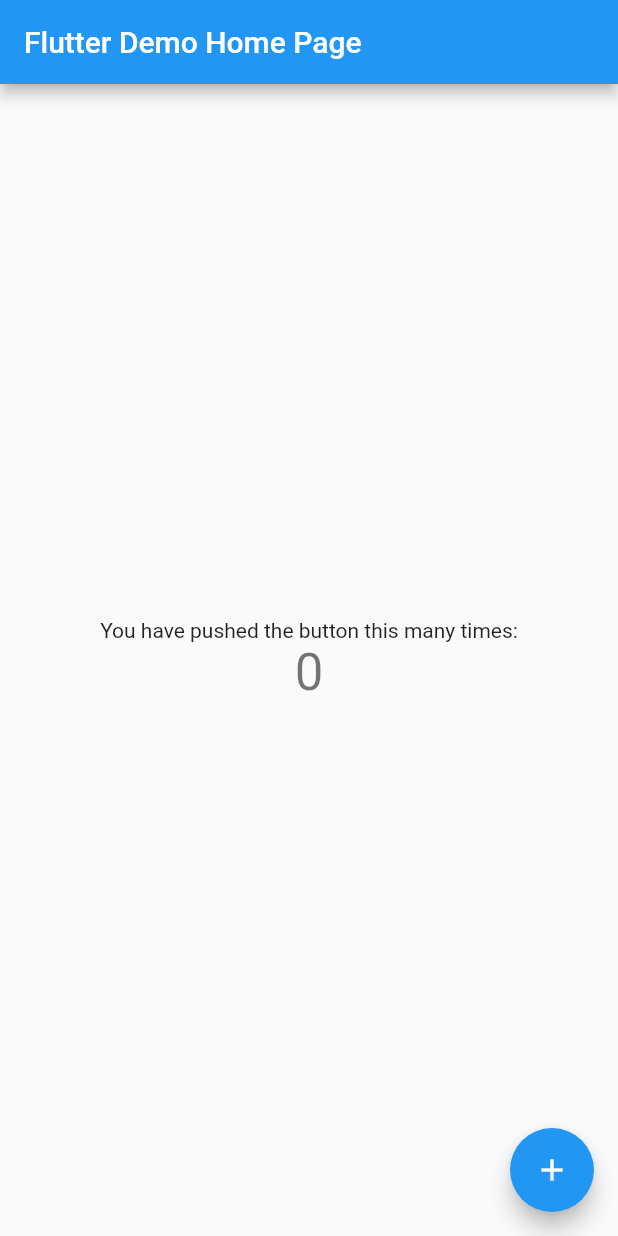
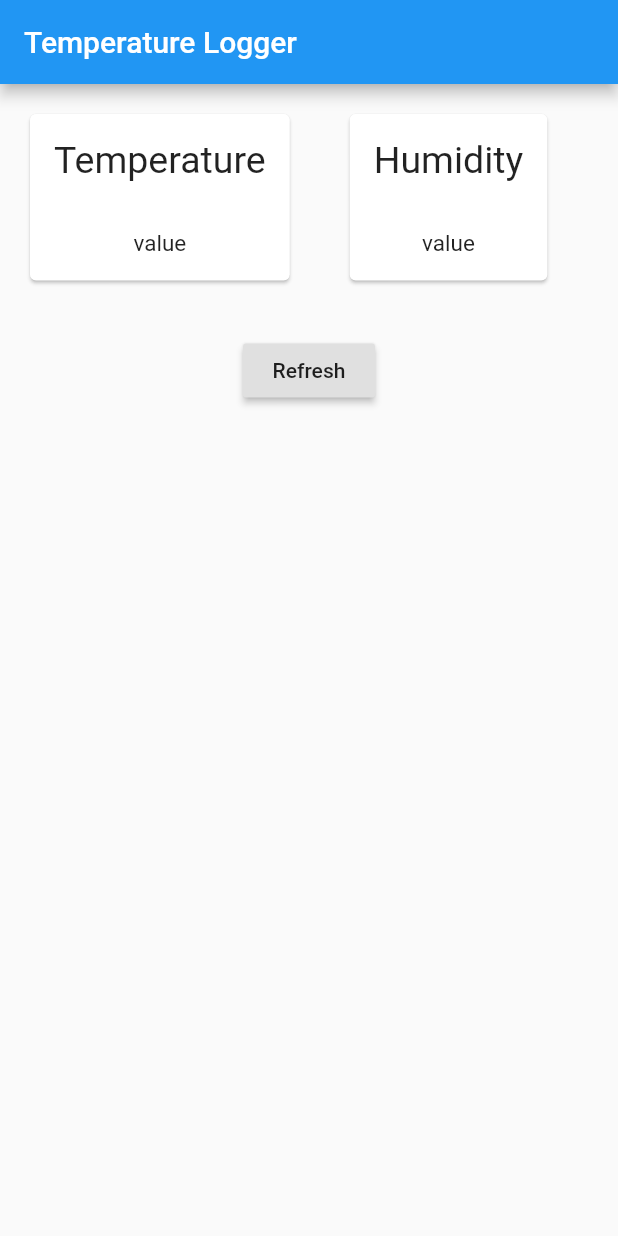
Before and after one commit to antoniocapizzi95/temperature_logger, a Flutter app: the screen it shows after launch, on a phone screen of 412 x 824 dp. Run offline on Flutter 3.47's test engine with Material 2 defaults, Android fonts, the phone set to English and light mode, and no system bars.

Commit message:
Inizio GUI

```diff
--- a/lib/main.dart
+++ b/lib/main.dart
@@ -20,7 +20,7 @@ class MyApp extends StatelessWidget {
         // is not restarted.
         primarySwatch: Colors.blue,
       ),
-      home: MyHomePage(title: 'Flutter Demo Home Page'),
+      home: MyHomePage(title: 'Temperature Logger'),
     );
   }
 }
@@ -71,41 +71,76 @@ class _MyHomePageState extends State<MyHomePage> {
         // the App.build method, and use it to set our appbar title.
         title: Text(widget.title),
       ),
-      body: Center(
+      body: Column(
         // Center is a layout widget. It takes a single child and positions it
         // in the middle of the parent.
-        child: Column(
-          // Column is also a layout widget. It takes a list of children and
-          // arranges them vertically. By default, it sizes itself to fit its
-          // children horizontally, and tries to be as tall as its parent.
-          //
-          // Invoke "debug painting" (press "p" in the console, choose the
-          // "Toggle Debug Paint" action from the Flutter Inspector in Android
-          // Studio, or the "Toggle Debug Paint" command in Visual Studio Code)
-          // to see the wireframe for each widget.
-          //
-          // Column has various properties to control how it sizes itself and
-          // how it positions its children. Here we use mainAxisAlignment to
-          // center the children vertically; the main axis here is the vertical
-          // axis because Columns are vertical (the cross axis would be
-          // horizontal).
-          mainAxisAlignment: MainAxisAlignment.center,
-          children: <Widget>[
-            Text(
-              'You have pushed the button this many times:',
+        children: <Widget>[
+          Row(
+            children: <Widget>[
+              Padding(
+                padding: const EdgeInsets.all(16.0),
+                child: Card(
+                    child: Column(
+                      mainAxisSize: MainAxisSize.min,
+                      children: <Widget>[
+                        Padding(
+                          padding: const EdgeInsets.all(16.0),
+                          child: Text(
+                            "Temperature",
+                            style: new TextStyle(fontSize: 25.0),
+                          ),
+                        ),
+                        Padding(
+                            padding: const EdgeInsets.all(16.0),
+                            child: Text(
+                              "value",
+                              style: new TextStyle(fontSize: 15.0),
+                            )),
+                      ],
+                  )
+                ),
+              ),
+              Padding(
+                padding: const EdgeInsets.all(16.0),
+                child: Card(
+                    child: Column(
+                      mainAxisSize: MainAxisSize.min,
+                      children: <Widget>[
+                        Padding(
+                          padding: const EdgeInsets.all(16.0),
+                          child: Text(
+                            "Humidity",
+                            style: new TextStyle(fontSize: 25.0),
+                          ),
+                        ),
+                        Padding(
+                            padding: const EdgeInsets.all(16.0),
+                            child: Text(
+                              "value",
+                              style: new TextStyle(fontSize: 15.0),
+                            )),
+                      ],
+                    )
+                ),
+              ),
+            ],
+          ),
+          Padding(
+            padding: const EdgeInsets.all(16.0),
+            child: RaisedButton(
+              child: Text("Refresh"),
+              onPressed: () {
+
+              },
             ),
-            Text(
-              '$_counter',
-              style: Theme.of(context).textTheme.display1,
-            ),
-          ],
-        ),
+          ),
+        ],
       ),
-      floatingActionButton: FloatingActionButton(
+      /*floatingActionButton: FloatingActionButton(
         onPressed: _incrementCounter,
         tooltip: 'Increment',
         child: Icon(Icons.add),
-      ), // This trailing comma makes auto-formatting nicer for build methods.
+      ), */ // This trailing comma makes auto-formatting nicer for build methods.
     );
   }
 }
```
